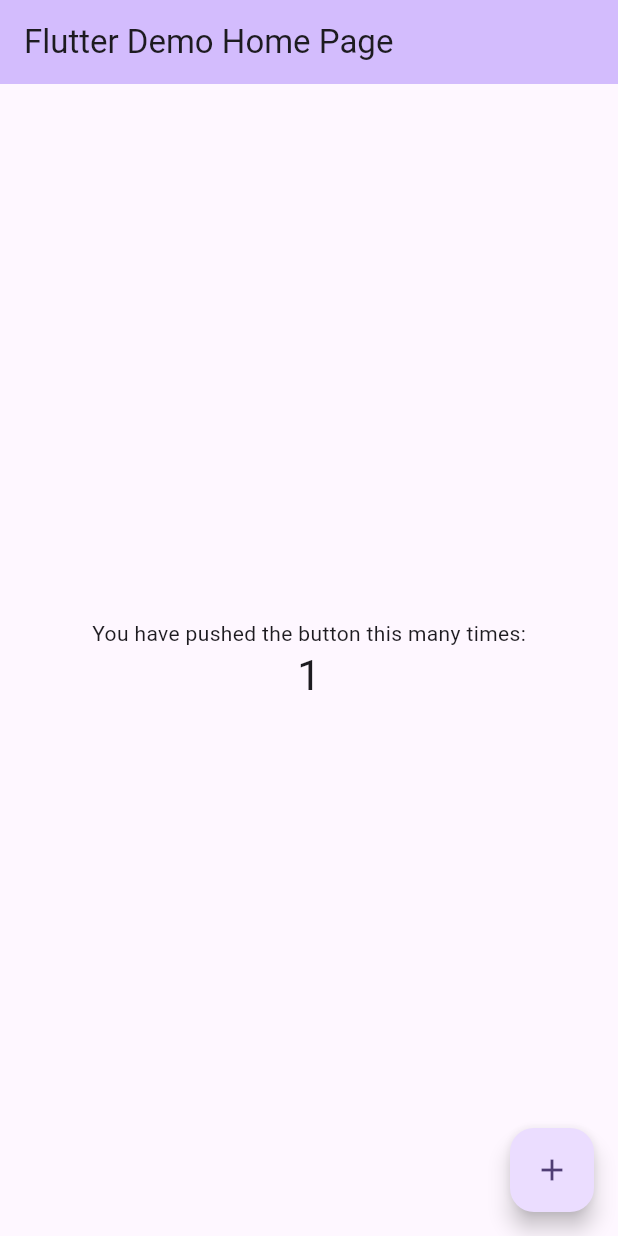
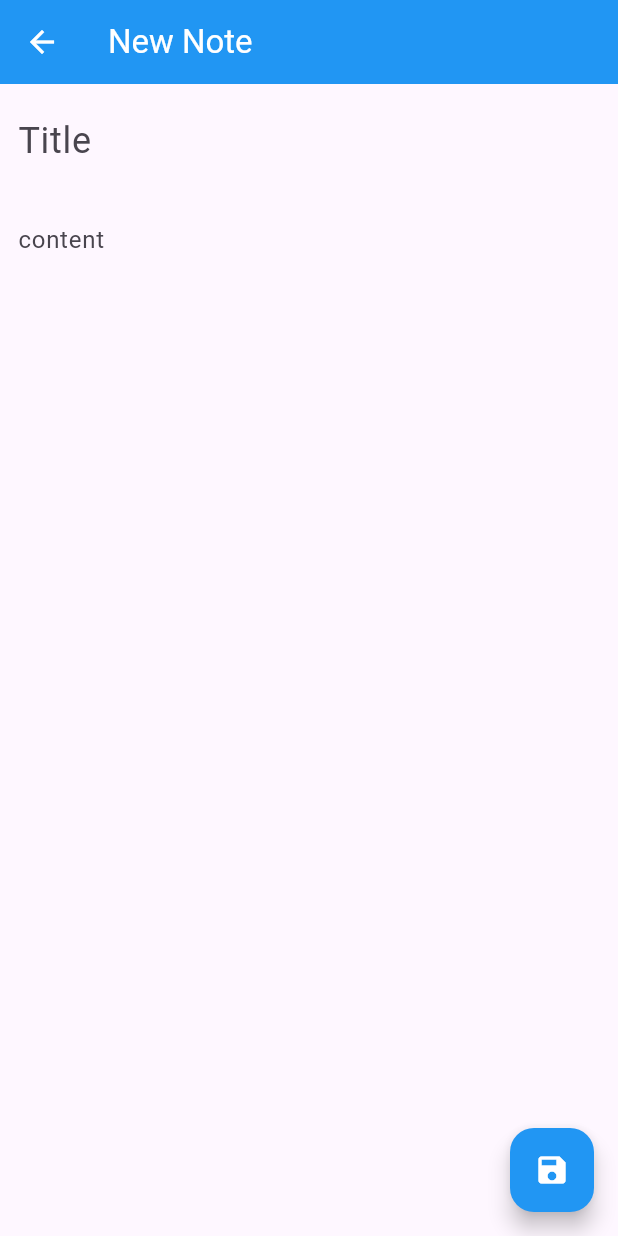
Before and after one commit to jacob581R/notes_app, a Flutter app: the screen it shows after launch, after a tap on the "add" icon, on a phone screen of 412 x 824 dp. Run offline on Flutter 3.47's test engine with Material 3 defaults, Android fonts, the phone set to English and light mode, and no system bars; our stand-ins replace get, get_storage.

Commit message:
add notes AND Delete,Adding,Editing functionality

```diff
--- /dev/null
+++ b/lib/controllers/notecontroller.dart
@@ -0,0 +1,30 @@
+import '../models/note.dart';
+import 'package:get/get.dart';
+
+class NoteController extends GetxController {
+  List<Note> notes = [
+    Note(title: 'title1', content: 'content1'),
+    Note(title: 'title2', content: 'content2'),
+    Note(title: 'title3', content: 'content3'),
+    Note(title: 'title4', content: 'content4'),
+  ];
+
+// add note
+  void addNote(String title, String content) {
+    notes.add(Note(title: title, content: content));
+    update();
+  }
+
+// delete note
+  void deleteNote(int index) {
+    notes.removeAt(index);
+    update();
+  }
+
+// edit note
+  void editNote(String title, String content, int index) {
+    notes[index].title = title;
+    notes[index].content = content;
+    update();
+  }
+}
--- a/lib/main.dart
+++ b/lib/main.dart
@@ -1,4 +1,6 @@
 import 'package:flutter/material.dart';
+import 'package:get/get_navigation/src/root/get_material_app.dart';
+import 'package:notesapp/screens/home.dart';
 
 void main() {
   runApp(const MyApp());
@@ -10,7 +12,7 @@ class MyApp extends StatelessWidget {
   // This widget is the root of your application.
   @override
   Widget build(BuildContext context) {
-    return MaterialApp(
+    return GetMaterialApp(
       title: 'Flutter Demo',
       theme: ThemeData(
         // This is the theme of your application.
@@ -31,95 +33,7 @@ class MyApp extends StatelessWidget {
         colorScheme: ColorScheme.fromSeed(seedColor: Colors.deepPurple),
         useMaterial3: true,
       ),
-      home: const MyHomePage(title: 'Flutter Demo Home Page'),
+      home:Home()
     );
   }
 }
-
-class MyHomePage extends StatefulWidget {
-  const MyHomePage({super.key, required this.title});
-
-  // This widget is the home page of your application. It is stateful, meaning
-  // that it has a State object (defined below) that contains fields that affect
-  // how it looks.
-
-  // This class is the configuration for the state. It holds the values (in this
-  // case the title) provided by the parent (in this case the App widget) and
-  // used by the build method of the State. Fields in a Widget subclass are
-  // always marked "final".
-
-  final String title;
-
-  @override
-  State<MyHomePage> createState() => _MyHomePageState();
-}
-
-class _MyHomePageState extends State<MyHomePage> {
-  int _counter = 0;
-
-  void _incrementCounter() {
-    setState(() {
-      // This call to setState tells the Flutter framework that something has
-      // changed in this State, which causes it to rerun the build method below
-      // so that the display can reflect the updated values. If we changed
-      // _counter without calling setState(), then the build method would not be
-      // called again, and so nothing would appear to happen.
-      _counter++;
-    });
-  }
-
-  @override
-  Widget build(BuildContext context) {
-    // This method is rerun every time setState is called, for instance as done
-    // by the _incrementCounter method above.
-    //
-    // The Flutter framework has been optimized to make rerunning build methods
-    // fast, so that you can just rebuild anything that needs updating rather
-    // than having to individually change instances of widgets.
-    return Scaffold(
-      appBar: AppBar(
-        // TRY THIS: Try changing the color here to a specific color (to
-        // Colors.amber, perhaps?) and trigger a hot reload to see the AppBar
-        // change color while the other colors stay the same.
-        backgroundColor: Theme.of(context).colorScheme.inversePrimary,
-        // Here we take the value from the MyHomePage object that was created by
-        // the App.build method, and use it to set our appbar title.
-        title: Text(widget.title),
-      ),
-      body: Center(
-        // Center is a layout widget. It takes a single child and positions it
-        // in the middle of the parent.
-        child: Column(
-          // Column is also a layout widget. It takes a list of children and
-          // arranges them vertically. By default, it sizes itself to fit its
-          // children horizontally, and tries to be as tall as its parent.
-          //
-          // Column has various properties to control how it sizes itself and
-          // how it positions its children. Here we use mainAxisAlignment to
-          // center the children vertically; the main axis here is the vertical
-          // axis because Columns are vertical (the cross axis would be
-          // horizontal).
-          //
-          // TRY THIS: Invoke "debug painting" (choose the "Toggle Debug Paint"
-          // action in the IDE, or press "p" in the console), to see the
-          // wireframe for each widget.
-          mainAxisAlignment: MainAxisAlignment.center,
-          children: <Widget>[
-            const Text(
-              'You have pushed the button this many times:',
-            ),
-            Text(
-              '$_counter',
-              style: Theme.of(context).textTheme.headlineMedium,
-            ),
-          ],
-        ),
-      ),
-      floatingActionButton: FloatingActionButton(
-        onPressed: _incrementCounter,
-        tooltip: 'Increment',
-        child: const Icon(Icons.add),
-      ), // This trailing comma makes auto-formatting nicer for build methods.
-    );
-  }
-}
--- /dev/null
+++ b/lib/models/note.dart
@@ -0,0 +1,6 @@
+class Note {
+  String title;
+  String content;
+
+  Note({required this.title, required this.content});
+}
--- /dev/null
+++ b/lib/screens/addnote.dart
@@ -0,0 +1,62 @@
+
+
+import 'package:flutter/cupertino.dart';
+import 'package:flutter/material.dart';
+import 'package:get/get.dart';
+import 'package:get/get_core/src/get_main.dart';
+
+import '../controllers/notecontroller.dart';
+
+class AddNote extends StatelessWidget{
+
+  final NoteController controller = Get.put(NoteController());
+  TextEditingController titleController = TextEditingController();
+  TextEditingController contentController = TextEditingController();
+  @override
+  Widget build(BuildContext context) {
+     return Scaffold(
+       appBar: AppBar(
+         title: Text("New Note"),
+         backgroundColor: Colors.blue,
+         foregroundColor: Colors.white,
+       ),
+       floatingActionButton: FloatingActionButton(
+         onPressed: () {
+           controller.addNote(titleController.text, contentController.text);
+           Get.back();
+         },
+         backgroundColor: Colors.blue,
+         child: Icon(
+           Icons.save,
+           color: Colors.white,
+         ),
+       ),
+       body:
+       Padding(
+         padding: EdgeInsets.all(12),
+         child: Column(
+           children: [
+             TextFormField(
+               controller: titleController,
+               style: TextStyle(fontSize: 24),
+               decoration: InputDecoration(
+                   border: InputBorder.none, hintText: "Title"),
+             ),
+             SizedBox(
+               height: 16,
+             ),
+             TextFormField(
+               controller: contentController,
+               style: TextStyle(fontSize: 16),
+               decoration: InputDecoration(
+                   border: InputBorder.none, hintText: "content"),
+             ),
+           ],
+         ),
+       )
+
+       ,
+     );
+  }
+
+}
--- /dev/null
+++ b/lib/screens/home.dart
@@ -0,0 +1,67 @@
+import 'package:flutter/cupertino.dart';
+import 'package:flutter/material.dart';
+import 'package:get/get.dart';
+import 'package:notesapp/controllers/notecontroller.dart';
+import 'package:notesapp/models/note.dart';
+import 'package:notesapp/screens/addnote.dart';
+import '../screens/notedetailscreen.dart';
+
+class Home extends StatelessWidget {
+  @override
+  Widget build(BuildContext context) {
+    // TODO: implement build
+    return Scaffold(
+      appBar: AppBar(
+        title: Text("Home page"),
+        backgroundColor: Colors.blue,
+        foregroundColor: Colors.white,
+      ),
+      floatingActionButton: FloatingActionButton(
+        onPressed: () {
+          Get.to(() => AddNote());
+        },
+        child: Icon(
+          Icons.add,
+          color: Colors.white,
+        ),
+        backgroundColor: Colors.blue,
+      ),
+      body: GetBuilder(
+          init: NoteController(),
+          builder: (controller) {
+            return ListView.builder(
+                itemCount: controller.notes.length,
+                itemBuilder: (context, index) {
+                  return Padding(
+                    padding: EdgeInsets.all(12),
+                    child: ListTile(
+                        trailing: IconButton(
+                            onPressed: () {
+                              controller.deleteNote(index);
+                            },
+                            icon: Icon(
+                              Icons.delete,
+                              color: Colors.red,
+                            )),
+                        tileColor: Colors.black45,
+                        contentPadding: EdgeInsets.all(8),
+                        title: Text(controller.notes[index].title),
+                        subtitle: Text(controller.notes[index].content),
+                        enabled: true,
+                        horizontalTitleGap: 50,
+                        onTap: () {
+                          Navigator.push(
+                            context,
+                            MaterialPageRoute(
+                              builder: (context) => NoteDetailScreen(
+                                  note: controller.notes[index],
+                                  its_number: index),
+                            ),
+                          );
+                        }),
+                  );
+                });
+          }),
+    );
+  }
+}
--- a/pubspec.yaml
+++ b/pubspec.yaml
@@ -35,6 +35,8 @@ dependencies:
   # The following adds the Cupertino Icons font to your application.
   # Use with the CupertinoIcons class for iOS style icons.
   cupertino_icons: ^1.0.8
+  get: ^4.6.6
+  get_storage: ^2.1.1
 
 dev_dependencies:
   flutter_test:
```
Also changed, not shown: lib/controllers/themeservicecontroller.dart (added, +16 -0 lines), lib/screens/notedetailscreen.dart (added, +58 -0 lines), lib/utilities/themeservic.dart (added, +28 -0 lines), pubspec.lock, 1 other file.
